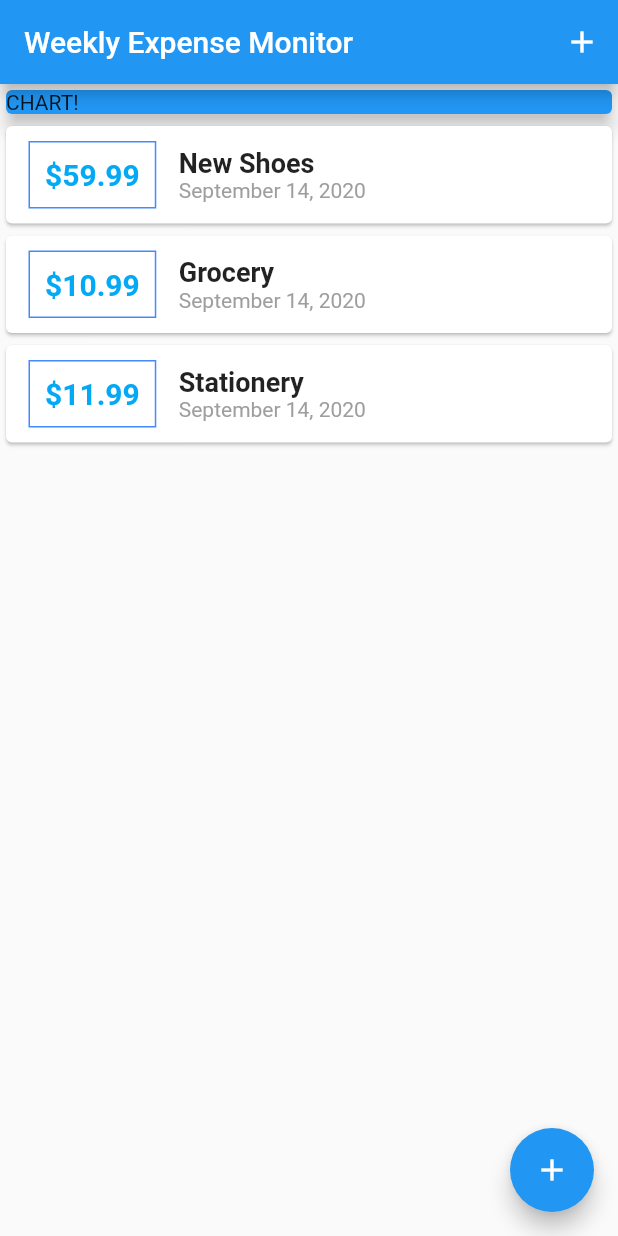
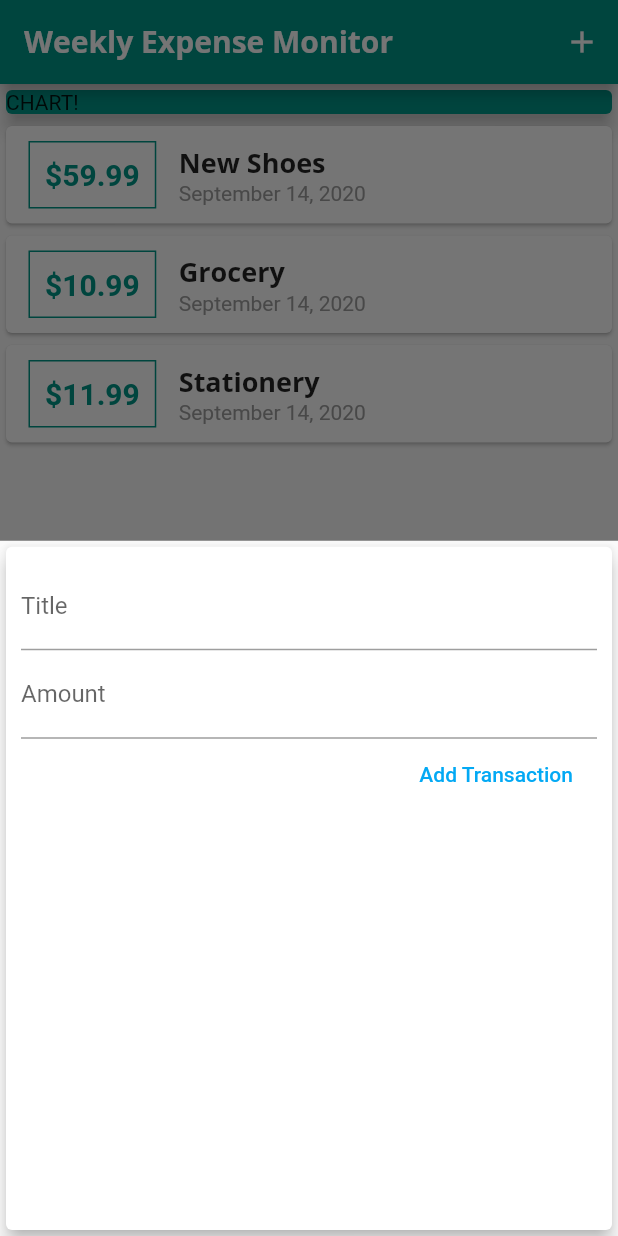
Before and after one commit to shahgauravraj/ExpenseMonitor, a Flutter app: the screen it shows after launch, after a tap on the "add" icon, on a phone screen of 412 x 824 dp. Run offline on Flutter 3.47's test engine with Material 2 defaults, Android fonts, the phone set to English and light mode, and no system bars.

Commit message:
progressive modifications

```diff
--- a/lib/main.dart
+++ b/lib/main.dart
@@ -10,6 +10,26 @@ class MyApp extends StatelessWidget {
   Widget build(BuildContext context) {
     return MaterialApp(
       title: 'Flutter App',
+      theme: ThemeData(
+          primarySwatch: Colors.teal,
+          accentColor: Colors.teal,
+          fontFamily: 'Quicksand',
+          textTheme: ThemeData.light().textTheme.copyWith(
+                title: TextStyle(
+                  fontFamily: 'OpenSans',
+                  fontWeight: FontWeight.bold,
+                  fontSize: 18,
+                ),
+              ),
+          appBarTheme: AppBarTheme(
+            textTheme: ThemeData.light().textTheme.copyWith(
+                  title: TextStyle(
+                    fontFamily: 'OpenSans',
+                    fontSize: 20,
+                    fontWeight: FontWeight.bold,
+                  ),
+                ),
+          )),
       home: MyHomePage(),
     );
   }
@@ -59,7 +79,7 @@ class _MyHomePageState extends State<MyHomePage> {
 
   void _startAddNewTransaction(BuildContext ctx) {
     showModalBottomSheet(
-        context: null,
+        context: ctx,
         builder: (bCtx) {
           return GestureDetector(
             onTap: () {},
@@ -89,7 +109,7 @@ class _MyHomePageState extends State<MyHomePage> {
             Container(
               width: double.infinity,
               child: Card(
-                color: Colors.blue,
+                color: Theme.of(context).accentColor,
                 child: Text('CHART!'),
                 elevation: 5,
               ),
@@ -98,6 +118,7 @@ class _MyHomePageState extends State<MyHomePage> {
           ],
         ),
       ),
+      // floatingActionButtonLocation: FloatingActionButtonLocation.centerFloat,
       floatingActionButton: FloatingActionButton(
         child: Icon(Icons.add),
         onPressed: () => _startAddNewTransaction(context),
--- a/lib/widgets/new_transaction.dart
+++ b/lib/widgets/new_transaction.dart
@@ -1,11 +1,18 @@
 import 'package:flutter/material.dart';
 
-class NewTransaction extends StatelessWidget {
+class NewTransaction extends StatefulWidget {
   final Function addTx;
-  final titleController = TextEditingController();
-  final amountController = TextEditingController();
 
   NewTransaction(this.addTx);
+
+  @override
+  _NewTransactionState createState() => _NewTransactionState();
+}
+
+class _NewTransactionState extends State<NewTransaction> {
+  final titleController = TextEditingController();
+
+  final amountController = TextEditingController();
 
   void submitData() {
     final enteredTitle = titleController.text;
@@ -14,10 +21,12 @@ class NewTransaction extends StatelessWidget {
     if(enteredTitle.isEmpty || enteredAmount <= 0) {
       return;
     }
-    addTx(
+    widget.addTx(
       enteredTitle,
       enteredAmount,
     );
+
+    Navigator.of(context).pop();
   }
 
   @override
--- a/lib/widgets/transactions_list.dart
+++ b/lib/widgets/transactions_list.dart
@@ -23,7 +23,7 @@ class TransactionList extends StatelessWidget {
                   ),
                   decoration: BoxDecoration(
                     border: Border.all(
-                      color: Colors.blueAccent,
+                      color: Theme.of(context).primaryColor,
                       width: 1,
                     ),
                   ),
@@ -33,7 +33,7 @@ class TransactionList extends StatelessWidget {
                     style: TextStyle(
                       fontWeight: FontWeight.bold,
                       fontSize: 20,
-                      color: Colors.lightBlue,
+                      color: Theme.of(context).primaryColor,
                     ),
                   ),
                 ),
@@ -42,10 +42,7 @@ class TransactionList extends StatelessWidget {
                   children: <Widget>[
                     Text(
                       transactions[index].title,
-                      style: TextStyle(
-                        fontSize: 18,
-                        fontWeight: FontWeight.bold,
-                      ),
+                      style: Theme.of(context).textTheme.title,
                     ),
                     Text(
                       DateFormat.yMMMMd().format(transactions[index].date),
```
